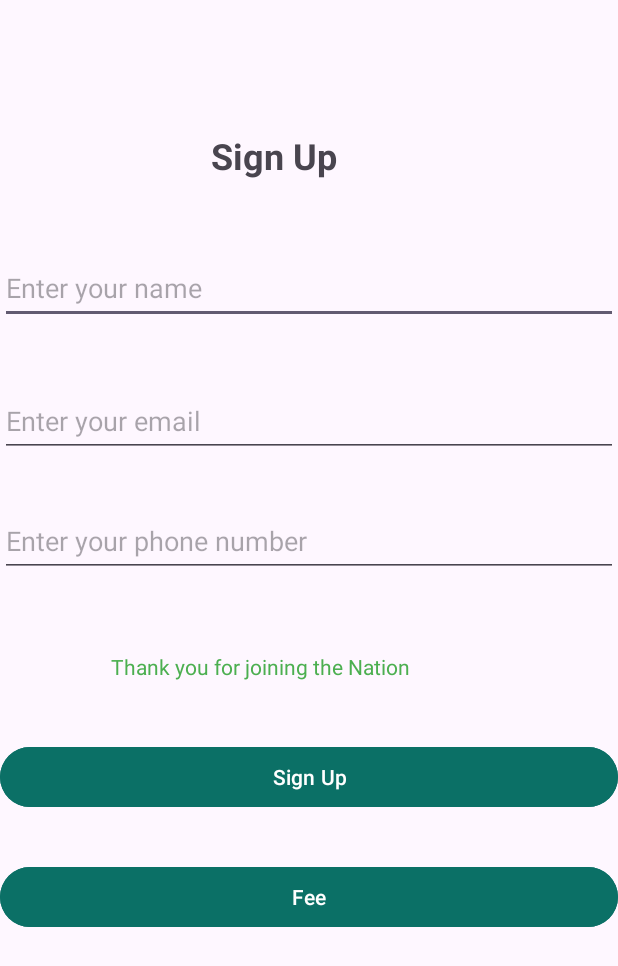
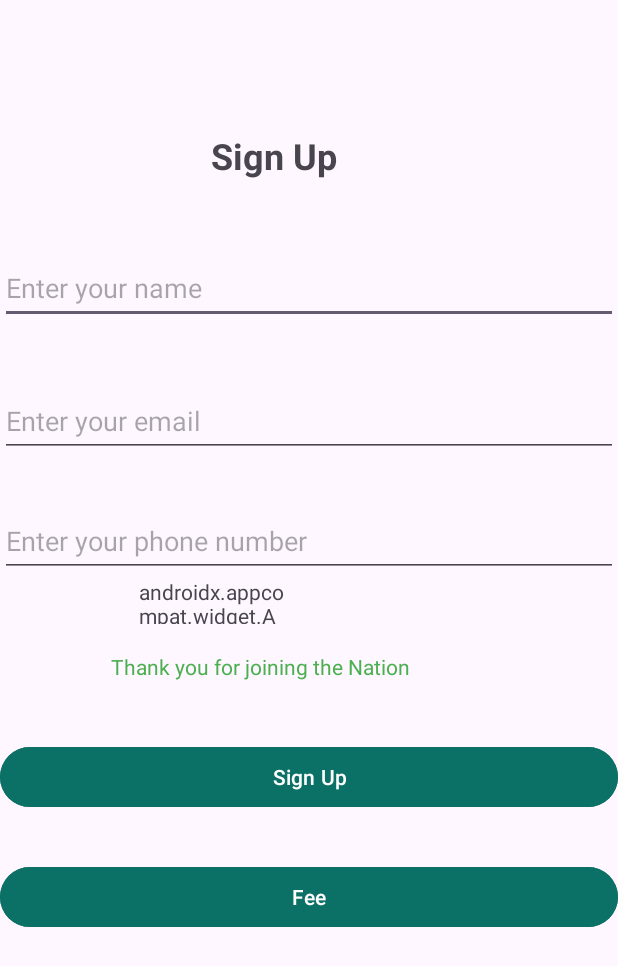
Before and after one commit to Titanowe/Milestone3RR, an Android app: the signup screen opened directly, with no data from a screen before it, after a tap on "Sign Up", on a phone screen of 412 x 824 dp. Shown: the top 966 px of the screen. Run offline under Robolectric (Android 15) with nearby library versions, the phone set to English and light mode, and no system bars.

Commit message:
changes and fixes to the app

```diff
--- a/app/src/main/java/com/example/empn/signup.kt
+++ b/app/src/main/java/com/example/empn/signup.kt
@@ -1,5 +1,6 @@
 package com.example.empn
 
+import android.annotation.SuppressLint
 import android.content.Intent
 import android.os.Bundle
 import android.widget.Button
@@ -8,8 +9,10 @@ import android.widget.TextView
 import androidx.activity.enableEdgeToEdge
 import androidx.appcompat.app.AppCompatActivity
 lateinit var Payment_Button:Button
+lateinit var NameTextView:TextView
 
 class signup : AppCompatActivity() {
+    @SuppressLint("MissingInflatedId")
     override fun onCreate(savedInstanceState: Bundle?) {
         super.onCreate(savedInstanceState)
         enableEdgeToEdge()
@@ -21,10 +24,11 @@ class signup : AppCompatActivity() {
         val emailEditText = findViewById<EditText>(R.id.emailEditText)
         val signupButton = findViewById<Button>(R.id.signupButton)
         val messageTextView = findViewById<TextView>(R.id.messageTextView)
+        NameTextView=findViewById(R.id.NameTextView)
         Payment_Button=findViewById(R.id.Payment_Button)
 
         signupButton.setOnClickListener {
-            messageTextView.text="$nameEditText"
+            NameTextView.text="$nameEditText"
             messageTextView.text="Thank you for joining the Nation"
         }
 
--- a/app/src/main/res/layout/activity_signup.xml
+++ b/app/src/main/res/layout/activity_signup.xml
@@ -117,10 +117,24 @@
             android:layout_marginStart="144dp"
             android:layout_marginTop="388dp"
             android:layout_marginEnd="209dp"
+            android:layout_marginBottom="324dp"
+            android:gravity="center"
+            android:text=""
             android:textColor="#4CAF50"
-            android:layout_marginBottom="324dp"
+            app:layout_constraintBottom_toBottomOf="parent"
+            app:layout_constraintEnd_toEndOf="parent"
+            app:layout_constraintStart_toStartOf="parent"
+            app:layout_constraintTop_toTopOf="parent" />
+
+        <TextView
+            android:id="@+id/NameTextView"
+            android:layout_width="105dp"
+            android:layout_height="31dp"
+            android:layout_marginStart="92dp"
+            android:layout_marginTop="338dp"
+            android:layout_marginEnd="214dp"
+            android:layout_marginBottom="362dp"
             android:text=""
-            android:gravity="center"
             app:layout_constraintBottom_toBottomOf="parent"
             app:layout_constraintEnd_toEndOf="parent"
             app:layout_constraintStart_toStartOf="parent"
```
